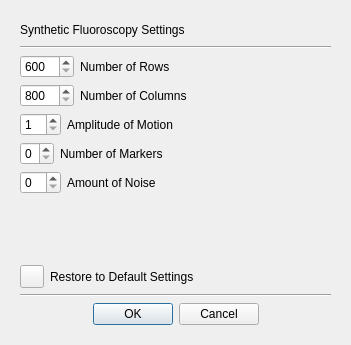
The window that src/ise/iqt_synth_settings.ui (simonoxen/plastimatch) describes before a commit, drawn with Qt 5.
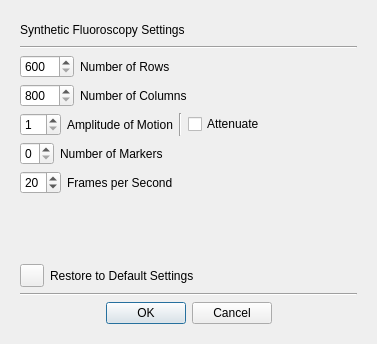
The same window after the commit.

Commit message: ISE synth amplitude working, added frames-per-second option

The edit to the form file:
```diff
--- a/src/ise/iqt_synth_settings.ui
+++ b/src/ise/iqt_synth_settings.ui
@@ -6,8 +6,8 @@
    <rect>
     <x>0</x>
     <y>0</y>
-    <width>351</width>
-    <height>345</height>
+    <width>377</width>
+    <height>344</height>
    </rect>
   </property>
   <property name="windowTitle">
@@ -146,6 +146,20 @@
             </property>
            </widget>
           </item>
+          <item>
+           <widget class="Line" name="line_3">
+            <property name="orientation">
+             <enum>Qt::Vertical</enum>
+            </property>
+           </widget>
+          </item>
+          <item>
+           <widget class="QCheckBox" name="attenuate">
+            <property name="text">
+             <string>Attenuate</string>
+            </property>
+           </widget>
+          </item>
           <item>
            <spacer name="horizontalSpacer_4">
             <property name="orientation">
@@ -196,15 +210,24 @@
          <layout class="QHBoxLayout" name="horizontalLayout_7">
           <item>
            <widget class="QSpinBox" name="noiseBox">
+            <property name="minimum">
+             <number>5</number>
+            </property>
             <property name="maximum">
-             <number>10</number>
+             <number>30</number>
+            </property>
+            <property name="singleStep">
+             <number>5</number>
+            </property>
+            <property name="value">
+             <number>20</number>
             </property>
            </widget>
           </item>
           <item>
            <widget class="QLabel" name="label_6">
             <property name="text">
-             <string>Amount of Noise</string>
+             <string>Frames per Second</string>
             </property>
            </widget>
           </item>
```
Left out of the diff: 26 changed lines with no effect on the pictures. The commit also changes 11 other files.
